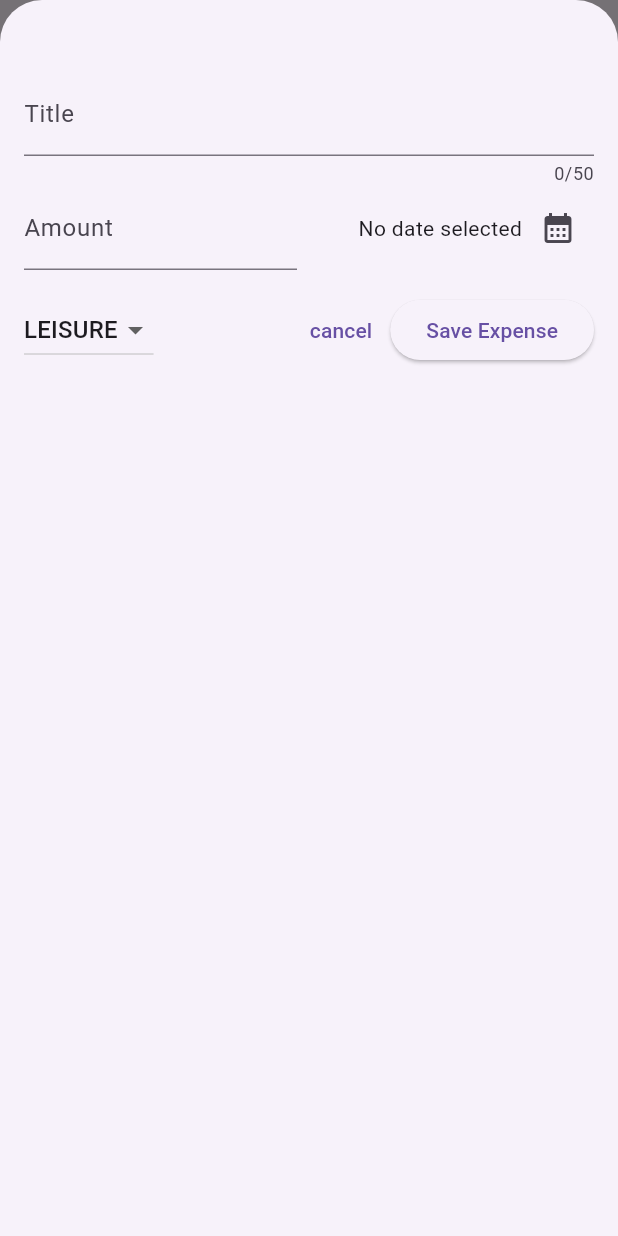
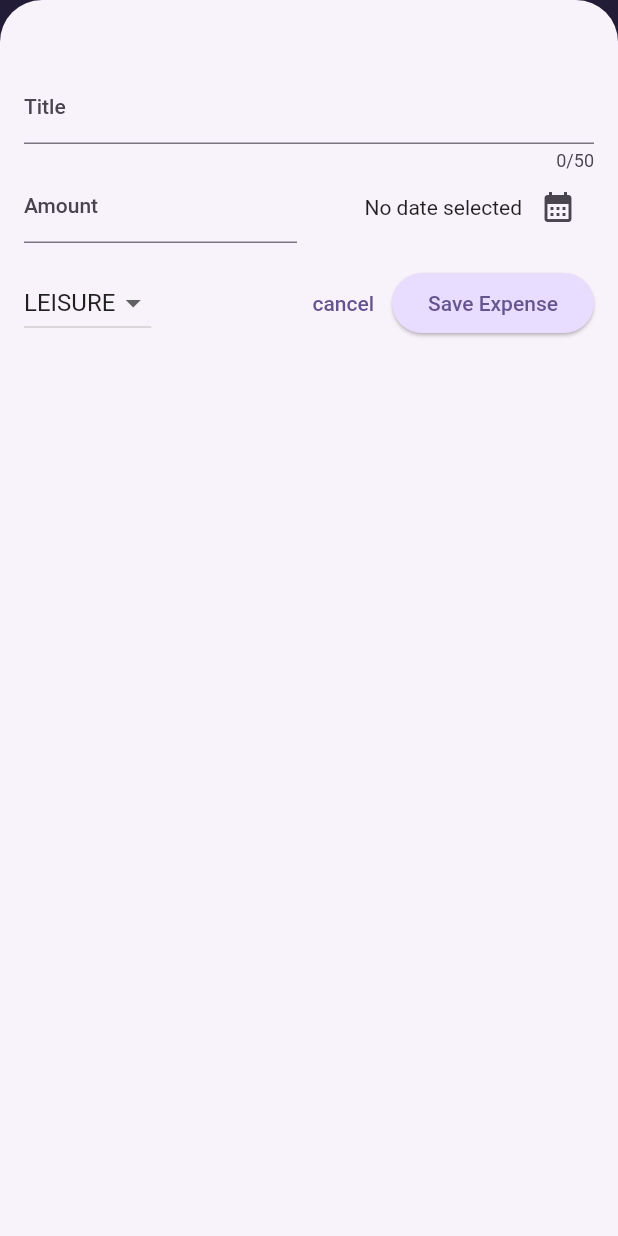
Before and after one commit to crystal-daniel/expense-tracker-app, a Flutter app: the screen it shows after launch, after a tap on the "add" icon, on a phone screen of 412 x 824 dp. Run offline on Flutter 3.47's test engine with Material 2 defaults, Android fonts, the phone set to English and light mode, and no system bars.

Commit message:
fourth commit

```diff
--- a/lib/main.dart
+++ b/lib/main.dart
@@ -1,11 +1,60 @@
 import 'package:expense_tracker/widgets/expenses.dart';
 import 'package:flutter/material.dart';
+
+var kColorScheme = ColorScheme.fromSeed(
+  seedColor: const Color.fromARGB(255, 96, 59, 181),
+);
+
+var kDarkColorScheme = ColorScheme.fromSeed(
+  brightness: Brightness.dark,
+  seedColor: const Color.fromARGB(255, 5, 99, 125),
+);
 
 void main() {
   runApp(
     MaterialApp(
+      darkTheme: ThemeData.dark().copyWith(
+        useMaterial3: true,
+        colorScheme: kDarkColorScheme,
+        cardTheme: const CardTheme().copyWith(
+          color: kDarkColorScheme.secondaryContainer,
+          shadowColor: const Color.fromARGB(255, 59, 56, 56),
+          margin: const EdgeInsets.symmetric(horizontal: 16, vertical: 8),
+        ),
+        elevatedButtonTheme: ElevatedButtonThemeData(
+          style: ElevatedButton.styleFrom(
+            backgroundColor: kDarkColorScheme.primaryContainer,
+            foregroundColor: kDarkColorScheme.onPrimaryContainer,
+          ),
+        ),
+      ),
       debugShowCheckedModeBanner: false,
-      theme: ThemeData(useMaterial3: true),
+      theme: ThemeData().copyWith(
+        useMaterial3: true,
+        colorScheme: kColorScheme,
+        appBarTheme: const AppBarTheme().copyWith(
+          backgroundColor: kColorScheme.onPrimaryContainer,
+          foregroundColor: kColorScheme.primaryContainer,
+        ),
+        cardTheme: const CardTheme().copyWith(
+          color: kColorScheme.secondaryContainer,
+          shadowColor: const Color.fromARGB(255, 59, 56, 56),
+          margin: const EdgeInsets.symmetric(horizontal: 16, vertical: 8),
+        ),
+        elevatedButtonTheme: ElevatedButtonThemeData(
+          style: ElevatedButton.styleFrom(
+            backgroundColor: kColorScheme.primaryContainer,
+          ),
+        ),
+        textTheme: ThemeData().textTheme.copyWith(
+              titleLarge: TextStyle(
+                fontWeight: FontWeight.bold,
+                color: kColorScheme.onSecondaryContainer,
+                fontSize: 20,
+              ),
+            ),
+      ),
+      themeMode: ThemeMode.system,
       home: const Expenses(),
     ),
   );
--- a/lib/models/expense.dart
+++ b/lib/models/expense.dart
@@ -1,3 +1,4 @@
+import 'package:expense_tracker/widgets/expenses.dart';
 import 'package:flutter/material.dart';
 import 'package:uuid/uuid.dart';
 import 'package:intl/intl.dart';
@@ -33,3 +34,28 @@ class Expense {
     return formatter.format(date);
   }
 }
+
+class ExpenseBucket {
+  final Category category;
+  final List<Expense> expenses;
+
+  ExpenseBucket({
+    required this.category,
+    required this.expenses,
+  });
+
+  ExpenseBucket.forCategory(List<Expense> allExpenses, this.category)
+      : expenses = allExpenses
+            .where((expense) => expense.category == category)
+            .toList();
+
+  double get totalExpenses {
+    double sum = 0;
+
+    for (final expense in expenses) {
+      sum += expense.amount;
+    }
+
+    return sum;
+  }
+}
--- /dev/null
+++ b/lib/widgets/chart/chart.dart
@@ -0,0 +1,95 @@
+import 'package:flutter/material.dart';
+
+import 'package:expense_tracker/widgets/chart/chart_bar.dart';
+import 'package:expense_tracker/models/expense.dart';
+
+class Chart extends StatelessWidget {
+  const Chart({super.key, required this.expenses});
+
+  final List<Expense> expenses;
+
+  List<ExpenseBucket> get buckets {
+    return [
+      ExpenseBucket.forCategory(expenses, Category.food),
+      ExpenseBucket.forCategory(expenses, Category.leisure),
+      ExpenseBucket.forCategory(expenses, Category.travel),
+      ExpenseBucket.forCategory(expenses, Category.work),
+    ];
+  }
+
+  double get maxTotalExpense {
+    double maxTotalExpense = 0;
+
+    for (final bucket in buckets) {
+      if (bucket.totalExpenses > maxTotalExpense) {
+        maxTotalExpense = bucket.totalExpenses;
+      }
+    }
+
+    return maxTotalExpense;
+  }
+
+  @override
+  Widget build(BuildContext context) {
+    final isDarkMode =
+        MediaQuery.of(context).platformBrightness == Brightness.dark;
+    return Container(
+      margin: const EdgeInsets.all(16),
+      padding: const EdgeInsets.symmetric(
+        vertical: 16,
+        horizontal: 8,
+      ),
+      width: double.infinity,
+      height: 180,
+      decoration: BoxDecoration(
+        borderRadius: BorderRadius.circular(8),
+        gradient: LinearGradient(
+          colors: [
+            Theme.of(context).colorScheme.primary.withOpacity(0.3),
+            Theme.of(context).colorScheme.primary.withOpacity(0.0)
+          ],
+          begin: Alignment.bottomCenter,
+          end: Alignment.topCenter,
+        ),
+      ),
+      child: Column(
+        children: [
+          Expanded(
+            child: Row(
+              crossAxisAlignment: CrossAxisAlignment.end,
+              children: [
+                for (final bucket in buckets) // alternative to map()
+                  ChartBar(
+                    fill: bucket.totalExpenses == 0
+                        ? 0
+                        : bucket.totalExpenses / maxTotalExpense,
+                  )
+              ],
+            ),
+          ),
+          const SizedBox(height: 12),
+          Row(
+            children: buckets
+                .map(
+                  (bucket) => Expanded(
+                    child: Padding(
+                      padding: const EdgeInsets.symmetric(horizontal: 4),
+                      child: Icon(
+                        categoryIcons[bucket.category],
+                        color: isDarkMode
+                            ? Theme.of(context).colorScheme.secondary
+                            : Theme.of(context)
+                                .colorScheme
+                                .primary
+                                .withOpacity(0.7),
+                      ),
+                    ),
+                  ),
+                )
+                .toList(),
+          )
+        ],
+      ),
+    );
+  }
+}
--- /dev/null
+++ b/lib/widgets/chart/chart_bar.dart
@@ -0,0 +1,34 @@
+import 'package:flutter/material.dart';
+
+class ChartBar extends StatelessWidget {
+  const ChartBar({
+    super.key,
+    required this.fill,
+  });
+
+  final double fill;
+
+  @override
+  Widget build(BuildContext context) {
+    final isDarkMode =
+        MediaQuery.of(context).platformBrightness == Brightness.dark;
+    return Expanded(
+      child: Padding(
+        padding: const EdgeInsets.symmetric(horizontal: 4),
+        child: FractionallySizedBox(
+          heightFactor: fill,
+          child: DecoratedBox(
+            decoration: BoxDecoration(
+              shape: BoxShape.rectangle,
+              borderRadius:
+                  const BorderRadius.vertical(top: Radius.circular(8)),
+              color: isDarkMode
+                  ? Theme.of(context).colorScheme.secondary
+                  : Theme.of(context).colorScheme.primary.withOpacity(0.65),
+            ),
+          ),
+        ),
+      ),
+    );
+  }
+}
--- a/lib/widgets/expenses.dart
+++ b/lib/widgets/expenses.dart
@@ -1,3 +1,4 @@
+import 'package:expense_tracker/widgets/chart/chart.dart';
 import 'package:expense_tracker/widgets/expenses_list/expenses_list.dart';
 import 'package:expense_tracker/models/expense.dart';
 import 'package:expense_tracker/widgets/new_expense.dart';
@@ -43,8 +44,40 @@ class _ExpensesState extends State<Expenses> {
     });
   }
 
+  void _removeExpense(Expense expense) {
+    final expenseIndex = _registeredExpenses.indexOf(expense);
+    setState(() {
+      _registeredExpenses.remove(expense);
+    });
+    ScaffoldMessenger.of(context).clearSnackBars();
+    ScaffoldMessenger.of(context).showSnackBar(
+      SnackBar(
+        duration: const Duration(seconds: 3),
+        content: const Text('Expense Deleted'),
+        action: SnackBarAction(
+            label: 'Undo',
+            onPressed: () {
+              setState(() {
+                _registeredExpenses.insert(expenseIndex, expense);
+              });
+            }),
+      ),
+    );
+  }
+
   @override
   Widget build(context) {
+    Widget mainContent = const Center(
+      child: Text('No expenses found. Start adding some'),
+    );
+
+    if (_registeredExpenses.isNotEmpty) {
+      mainContent = ExpensesList(
+        expenses: _registeredExpenses,
+        onRemoveExpense: _removeExpense,
+      );
+    }
+
     return Scaffold(
       appBar: AppBar(
         title: const Text('Expense Tracker'),
@@ -57,8 +90,10 @@ class _ExpensesState extends State<Expenses> {
       ),
       body: Column(
         children: [
-          const Text('The chart'),
-          Expanded(child: ExpensesList(expenses: _registeredExpenses))
+          Chart(expenses: _registeredExpenses),
+          Expanded(
+            child: mainContent,
+          ),
         ],
       ),
     );
--- a/lib/widgets/expenses_list/expense_item.dart
+++ b/lib/widgets/expenses_list/expense_item.dart
@@ -13,8 +13,15 @@ class ExpenseItem extends StatelessWidget {
           vertical: 20,
         ),
         child: Column(
+          crossAxisAlignment: CrossAxisAlignment.start,
           children: [
-            Text(expense.title),
+            Text(
+              expense.title,
+              style: Theme.of(context)
+                  .textTheme
+                  .titleMedium!
+                  .copyWith(fontWeight: FontWeight.bold),
+            ),
             const SizedBox(
               height: 4,
             ),
--- a/lib/widgets/expenses_list/expenses_list.dart
+++ b/lib/widgets/expenses_list/expenses_list.dart
@@ -3,14 +3,29 @@ import 'package:expense_tracker/widgets/expenses_list/expense_item.dart';
 import 'package:flutter/material.dart';
 
 class ExpensesList extends StatelessWidget {
-  const ExpensesList({super.key, required this.expenses});
-
+  const ExpensesList(
+      {super.key, required this.expenses, required this.onRemoveExpense});
+  final void Function(Expense expense) onRemoveExpense;
   final List<Expense> expenses;
   @override
   Widget build(context) {
     return ListView.builder(
       itemCount: expenses.length,
-      itemBuilder: (ctx, index) => ExpenseItem(expenses[index]),
+      itemBuilder: (ctx, index) => Dismissible(
+        background: Container(
+          color: Theme.of(context).colorScheme.error.withOpacity(0.85),
+          margin: EdgeInsets.symmetric(
+            horizontal: Theme.of(context).cardTheme.margin!.horizontal,
+          ),
+        ),
+        key: ValueKey(expenses[index]),
+        onDismissed: (direction) {
+          onRemoveExpense(expenses[index]);
+        },
+        child: ExpenseItem(
+          expenses[index],
+        ),
+      ),
     );
   }
 }
```
